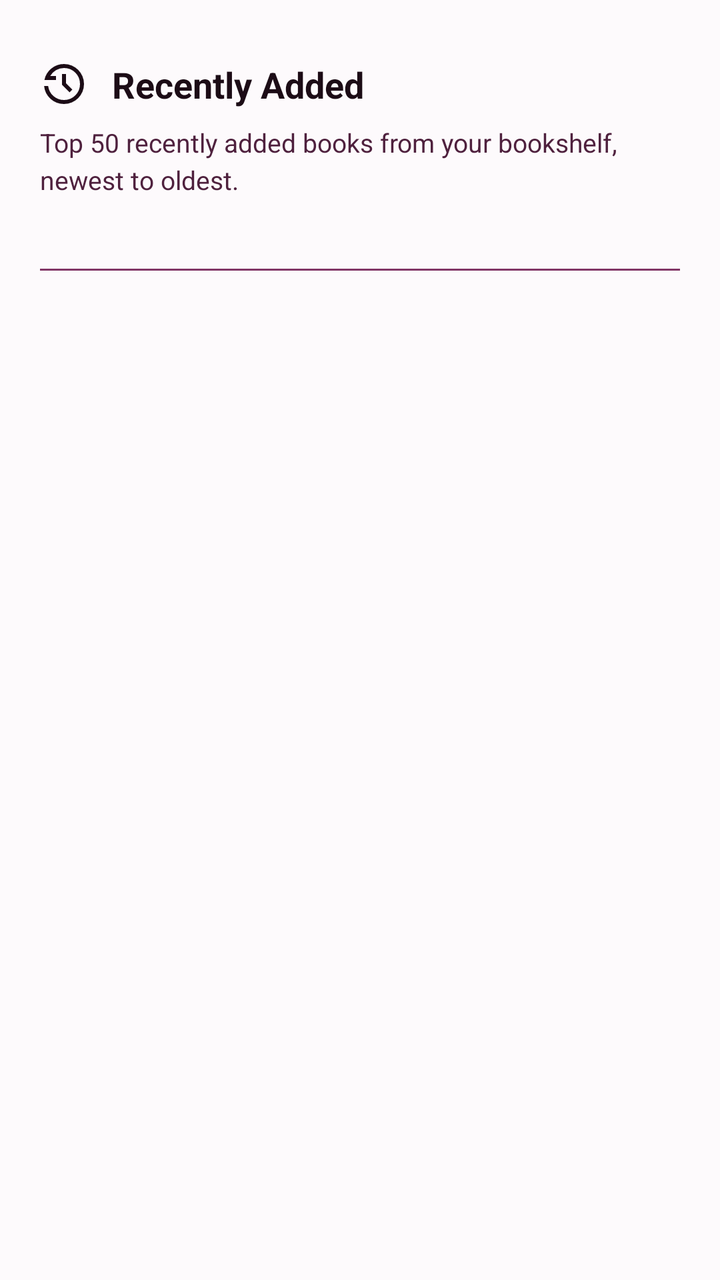
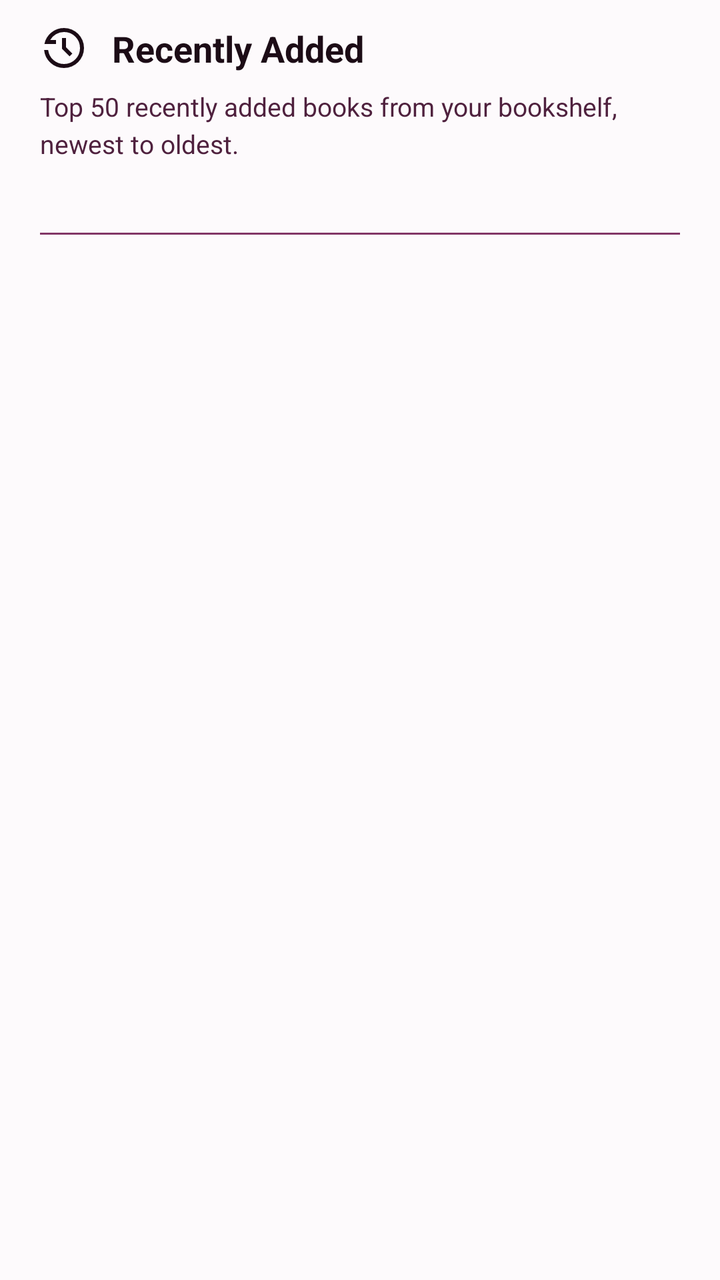

Screens rendered from an Android XML layout before and after an edit, with the pre-edit source and the edit as a unified diff.
<!-- AndroidManifest.xml: application theme Theme.EpubReader -->
<!-- res/layout/view_recently_added.xml -->
<?xml version="1.0" encoding="utf-8"?>
<LinearLayout xmlns:android="http://schemas.android.com/apk/res/android"
    xmlns:app="http://schemas.android.com/apk/res-auto"
    android:layout_width="match_parent"
    android:layout_height="match_parent"
    android:orientation="vertical"
    android:paddingStart="@dimen/app_row_content_padding_h"
    android:paddingEnd="@dimen/app_row_content_padding_h"
    android:paddingTop="@dimen/app_screen_start_below_header">

    
    <LinearLayout
        android:layout_width="match_parent"
        android:layout_height="wrap_content"
        android:orientation="vertical"
        android:paddingBottom="12dp">

        <LinearLayout
            android:layout_width="match_parent"
            android:layout_height="wrap_content"
            android:gravity="center_vertical"
            android:orientation="horizontal">

            <ImageView
                android:id="@+id/ivHeaderIcon"
                android:layout_width="24dp"
                android:layout_height="24dp"
                android:contentDescription="@null"
                android:src="@drawable/ic_recent"
                app:tint="@color/palette_mint" />

            <TextView
                android:id="@+id/tvHeaderTitle"
                android:layout_width="wrap_content"
                android:layout_height="wrap_content"
                android:layout_marginStart="12dp"
                android:text="@string/recently_added_screen_title"
                android:textColor="@color/palette_mint"
                android:textSize="18sp"
                android:textStyle="bold" />
        </LinearLayout>

        <TextView
            android:id="@+id/tvHeaderSubtitle"
            android:layout_width="match_parent"
            android:layout_height="wrap_content"
            android:layout_marginTop="8dp"
            android:text="@string/recently_added_heading_subtitle"
            android:textColor="@color/palette_slate"
            android:textSize="13sp"
            android:lineSpacingMultiplier="1.2" />

        <TextView
            android:id="@+id/headerCountText"
            android:layout_width="match_parent"
            android:layout_height="wrap_content"
            android:layout_marginTop="6dp"
            android:textColor="@color/palette_violet"
            android:textSize="13sp"
            android:textStyle="bold" />
    </LinearLayout>

    
    <View
        android:layout_width="match_parent"
        android:layout_height="1dp"
        android:layout_marginBottom="@dimen/app_row_content_padding_h"
        android:background="@color/palette_purple" />

    
    <androidx.recyclerview.widget.RecyclerView
        android:id="@+id/recycler"
        android:layout_width="match_parent"
        android:layout_height="0dp"
        android:layout_weight="1"
        android:clipToPadding="false"
        android:overScrollMode="never"
        android:paddingBottom="@dimen/app_screen_end_padding" />

</LinearLayout>
<!-- resources referenced by this layout -->
<resources>
  <color name="palette_mint">@color/palette_china</color>
  <color name="palette_purple">@color/palette_rose_water</color>
  <color name="palette_slate">@color/palette_dusty_rose</color>
  <color name="palette_violet">@color/palette_blush_mauve</color>
  <dimen name="app_row_content_padding_h">20dp</dimen>
  <dimen name="app_screen_end_padding">80dp</dimen>
  <dimen name="app_screen_start_below_header">30dp</dimen>
  <!-- drawable ic_recent (drawable) -->
  <?xml version="1.0" encoding="utf-8"?>
  <vector xmlns:android="http://schemas.android.com/apk/res/android"
      android:width="24dp"
      android:height="24dp"
      android:viewportWidth="24"
      android:viewportHeight="24">
  
      <path
          android:fillColor="@color/white"
          android:pathData="M 12,22 q -3.875,0 -6.725,-2.575 T 2.05,13 h 2.025 q 0.375,3.025 2.6375,5.0125 T 12,20 q 3.35,0 5.675,-2.325 t 2.325,-5.675 q 0,-3.35 -2.325,-5.675 t -5.675,-2.325 q -2.15,0 -3.9875,1.0625 T 5.1,8 h 2.9 v 2 H 2.2 q 0.725,-3.5 3.475,-5.75 t 6.325,-2.25 q 2.075,0 3.9,0.7875 T 19.075,4.925 q 1.35,1.35 2.1375,3.175 T 22,12 q 0,2.075 -0.7875,3.9 T 19.075,19.075 q -1.35,1.35 -3.175,2.1375 T 12,22 Z m 2.8,-5.8 L 11,12.4 v -5.4 h 2 v 4.6 l 3.2,3.2 -1.4,1.4 Z" />
  
  </vector>
  <string name="recently_added_heading_subtitle">Top 50 recently added books from your bookshelf, newest to oldest.</string>
  <string name="recently_added_screen_title">Recently Added</string>
  <color name="palette_china">#1c0c16</color>
  <color name="palette_rose_water">#823666</color>
  <color name="palette_dusty_rose">#4f213e</color>
  <color name="palette_blush_mauve">#b54c8e</color>
  <color name="white">#000000</color>
  <color name="palette_eggplant">@color/palette_plum_wine</color>
  <color name="black">#FFFFFF</color>
  <color name="palette_plum">@color/palette_copper_rose</color>
  <style name="Widget.EpubReader.Toolbar" parent="Widget.MaterialComponents.Toolbar">
          <item name="titleTextColor">@color/palette_mint</item>
          <item name="subtitleTextColor">@color/palette_slate</item>
          <item name="navigationIconTint">@color/palette_mint</item>
          <item name="actionMenuTextColor">@color/palette_mint</item>
      </style>
  <style name="Widget.EpubReader.DrawerArrowToggle" parent="Widget.AppCompat.DrawerArrowToggle">
          <item name="color">@color/palette_mint</item>
      </style>
  <color name="palette_plum_wine">#fdfafc</color>
  <color name="palette_copper_rose">#daa6c7</color>
  <!-- unchanged entries left out for length: 1 -->
</resources>

<!-- the commit's change to res/layout/view_recently_added.xml (unified diff, before → after) -->
@@ -4,77 +4,97 @@
     android:layout_width="match_parent"
     android:layout_height="match_parent"
     android:orientation="vertical"
-    android:paddingStart="@dimen/app_row_content_padding_h"
-    android:paddingEnd="@dimen/app_row_content_padding_h"
-    android:paddingTop="@dimen/app_screen_start_below_header">
+    android:background="@color/palette_eggplant"
+    android:fitsSystemWindows="true">
 
-    
+    <com.google.android.material.appbar.MaterialToolbar
+        android:id="@+id/toolbar"
+        android:layout_width="match_parent"
+        android:layout_height="?attr/actionBarSize"
+        android:background="@color/palette_plum"
+        android:visibility="gone"
+        app:navigationIcon="@drawable/ic_arrow_back"
+        app:navigationIconTint="@color/palette_mint"
+        app:title="@string/recently_added_screen_title"
+        app:titleTextColor="@color/palette_mint" />
+
     <LinearLayout
         android:layout_width="match_parent"
-        android:layout_height="wrap_content"
+        android:layout_height="match_parent"
         android:orientation="vertical"
-        android:paddingBottom="12dp">
+        android:paddingStart="@dimen/app_row_content_padding_h"
+        android:paddingEnd="@dimen/app_row_content_padding_h"
+        android:paddingTop="12dp">
 
+        
         <LinearLayout
             android:layout_width="match_parent"
             android:layout_height="wrap_content"
-            android:gravity="center_vertical"
-            android:orientation="horizontal">
+            android:orientation="vertical"
+            android:paddingBottom="12dp">
 
-            <ImageView
-                android:id="@+id/ivHeaderIcon"
-                android:layout_width="24dp"
-                android:layout_height="24dp"
-                android:contentDescription="@null"
-                android:src="@drawable/ic_recent"
-                app:tint="@color/palette_mint" />
+            <LinearLayout
+                android:layout_width="match_parent"
+                android:layout_height="wrap_content"
+                android:gravity="center_vertical"
+                android:orientation="horizontal">
+
+                <ImageView
+                    android:id="@+id/ivHeaderIcon"
+                    android:layout_width="24dp"
+                    android:layout_height="24dp"
+                    android:contentDescription="@null"
+                    android:src="@drawable/ic_recent"
+                    app:tint="@color/palette_mint" />
+
+                <TextView
+                    android:id="@+id/tvHeaderTitle"
+                    android:layout_width="wrap_content"
+                    android:layout_height="wrap_content"
+                    android:layout_marginStart="12dp"
+                    android:text="@string/recently_added_screen_title"
+                    android:textColor="@color/palette_mint"
+                    android:textSize="18sp"
+                    android:textStyle="bold" />
+            </LinearLayout>
 
             <TextView
-                android:id="@+id/tvHeaderTitle"
-                android:layout_width="wrap_content"
+                android:id="@+id/tvHeaderSubtitle"
+                android:layout_width="match_parent"
                 android:layout_height="wrap_content"
-                android:layout_marginStart="12dp"
-                android:text="@string/recently_added_screen_title"
-                android:textColor="@color/palette_mint"
-                android:textSize="18sp"
+                android:layout_marginTop="8dp"
+                android:text="@string/recently_added_heading_subtitle"
+                android:textColor="@color/palette_slate"
+                android:textSize="13sp"
+                android:lineSpacingMultiplier="1.2" />
+
+            <TextView
+                android:id="@+id/headerCountText"
+                android:layout_width="match_parent"
+                android:layout_height="wrap_content"
+                android:layout_marginTop="6dp"
+                android:textColor="@color/palette_violet"
+                android:textSize="13sp"
                 android:textStyle="bold" />
         </LinearLayout>
 
-        <TextView
-            android:id="@+id/tvHeaderSubtitle"
+        
+        <View
             android:layout_width="match_parent"
-            android:layout_height="wrap_content"
-            android:layout_marginTop="8dp"
-            android:text="@string/recently_added_heading_subtitle"
-            android:textColor="@color/palette_slate"
-            android:textSize="13sp"
-            android:lineSpacingMultiplier="1.2" />
+            android:layout_height="1dp"
+            android:layout_marginBottom="@dimen/app_row_content_padding_h"
+            android:background="@color/palette_purple" />
 
-        <TextView
-            android:id="@+id/headerCountText"
+        
+        <androidx.recyclerview.widget.RecyclerView
+            android:id="@+id/recycler"
             android:layout_width="match_parent"
-            android:layout_height="wrap_content"
-            android:layout_marginTop="6dp"
-            android:textColor="@color/palette_violet"
-            android:textSize="13sp"
-            android:textStyle="bold" />
+            android:layout_height="0dp"
+            android:layout_weight="1"
+            android:clipToPadding="false"
+            android:overScrollMode="never"
+            android:paddingBottom="@dimen/app_screen_end_padding" />
+
     </LinearLayout>
 
-    
-    <View
-        android:layout_width="match_parent"
-        android:layout_height="1dp"
-        android:layout_marginBottom="@dimen/app_row_content_padding_h"
-        android:background="@color/palette_purple" />
-
-    
-    <androidx.recyclerview.widget.RecyclerView
-        android:id="@+id/recycler"
-        android:layout_width="match_parent"
-        android:layout_height="0dp"
-        android:layout_weight="1"
-        android:clipToPadding="false"
-        android:overScrollMode="never"
-        android:paddingBottom="@dimen/app_screen_end_padding" />
-
 </LinearLayout>
<!-- resource entries referenced after the edit -->
@@ -6,7 +6,17 @@
   <color name="palette_violet">@color/palette_blush_mauve</color>
   <dimen name="app_row_content_padding_h">20dp</dimen>
   <dimen name="app_screen_end_padding">80dp</dimen>
-  <dimen name="app_screen_start_below_header">30dp</dimen>
+  <!-- drawable ic_arrow_back (drawable) -->
+  <?xml version="1.0" encoding="utf-8"?>
+  <vector xmlns:android="http://schemas.android.com/apk/res/android"
+      android:width="24dp"
+      android:height="24dp"
+      android:viewportWidth="24"
+      android:viewportHeight="24">
+      <path
+          android:fillColor="@color/white"
+          android:pathData="M20 11H7.83l5.59-5.59L12 4l-8 8 8 8 1.41-1.41L7.83 13H20v-2z" />
+  </vector>
   <!-- drawable ic_recent (drawable) -->
   <?xml version="1.0" encoding="utf-8"?>
   <vector xmlns:android="http://schemas.android.com/apk/res/android"
